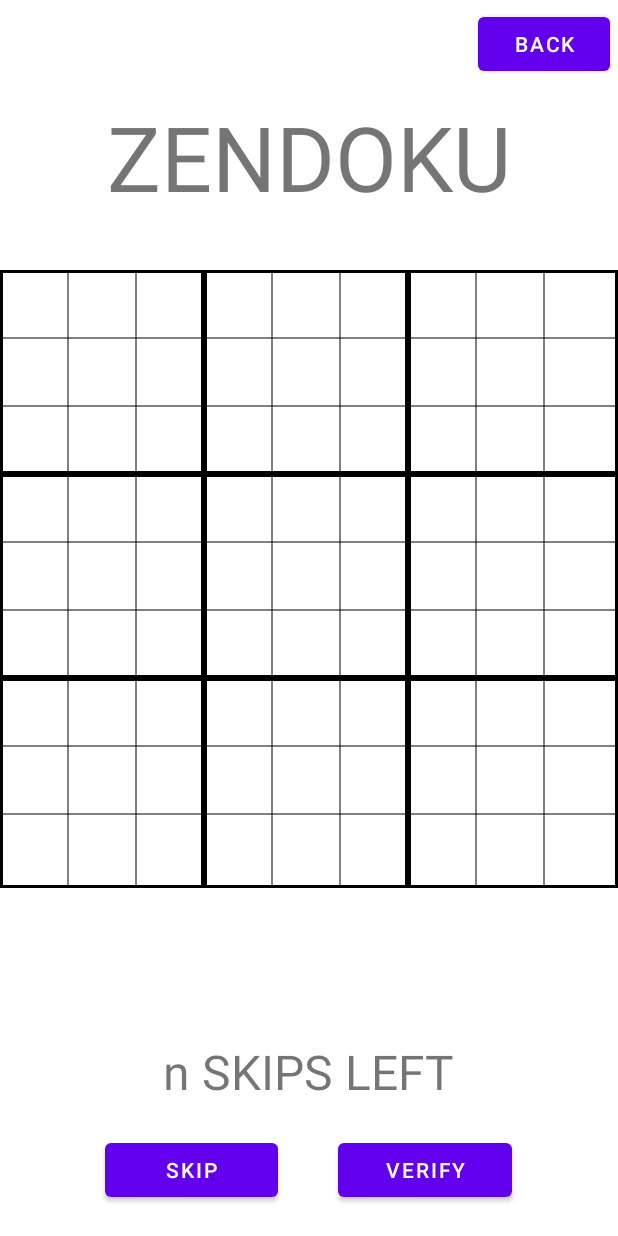
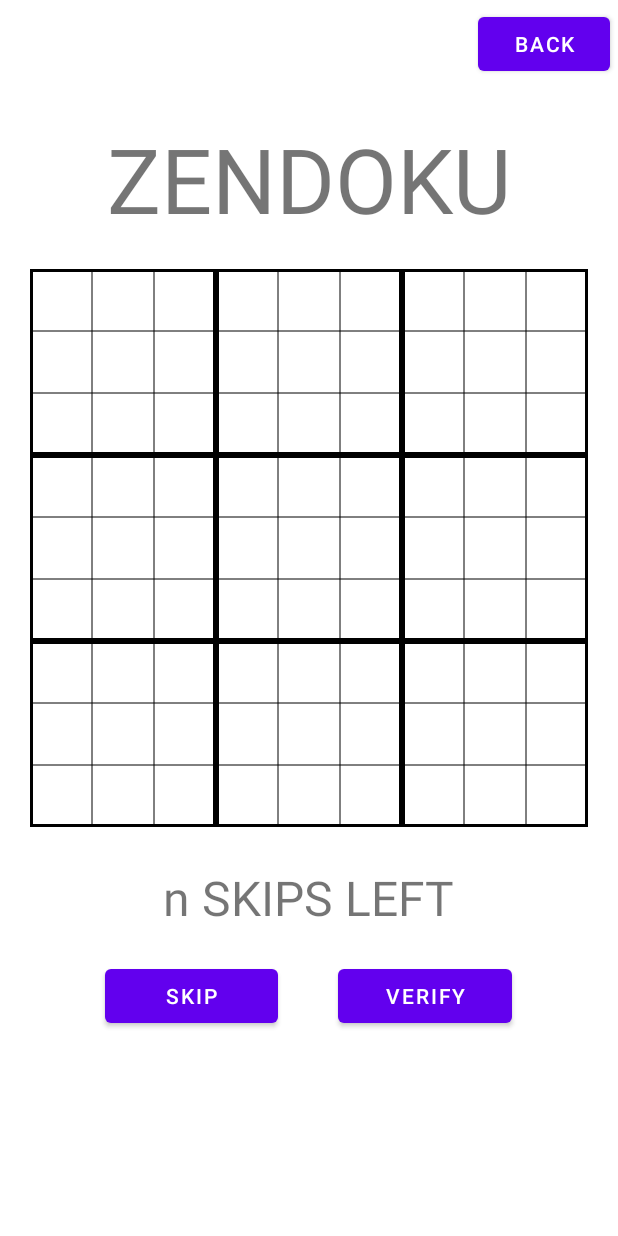
Before and after one commit to AsianInsomniac/Zendoku, an Android app: the StartSudokuActivity screen opened directly, with no data from a screen before it, on a phone screen of 412 x 824 dp. Run offline under Robolectric (Android 15) with nearby library versions, the phone set to English and light mode, and no system bars; Roboto replaces fonts that are not available here.

Commit message:
Modify grid

```diff
--- a/app/src/main/res/layout/activity_startsudoku.xml
+++ b/app/src/main/res/layout/activity_startsudoku.xml
@@ -24,8 +24,7 @@
         android:textSize="60sp"
         android:layout_centerHorizontal="true"
         android:layout_below="@id/btn_back"
-        android:layout_marginTop="5dp"
-        android:layout_marginBottom="35dp"
+        android:layout_marginTop="20dp"
         />
 
     <com.mobdeve.s17.group18.zendoku.views.SudokuBoardView
@@ -33,15 +32,18 @@
         android:layout_width="match_parent"
         android:layout_height="match_parent"
         android:layout_below="@id/tvTitle_sudokuBoardView"
+        android:layout_margin="20dp"
+        android:layout_centerHorizontal="true"
+        android:layout_centerVertical="true"
         />
 
     <LinearLayout
         android:id="@+id/ll_indicator_and_buttons"
         android:layout_width="match_parent"
         android:layout_height="wrap_content"
+        android:layout_below="@id/sudokuBoardView"
         android:orientation="vertical"
         android:layout_alignParentBottom="true"
-        android:layout_marginTop="15dp"
         >
 
         <TextView
```
